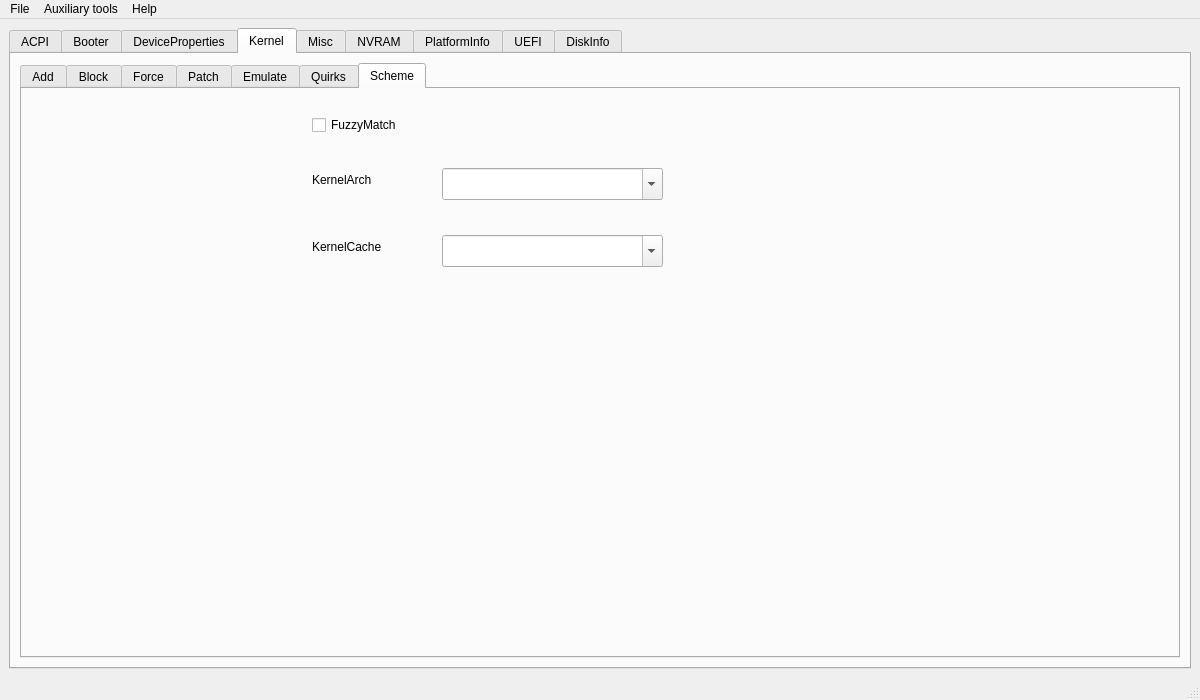
Qt form mainwindow.ui (ic005k/OCAuxiliaryTools) before a commit.
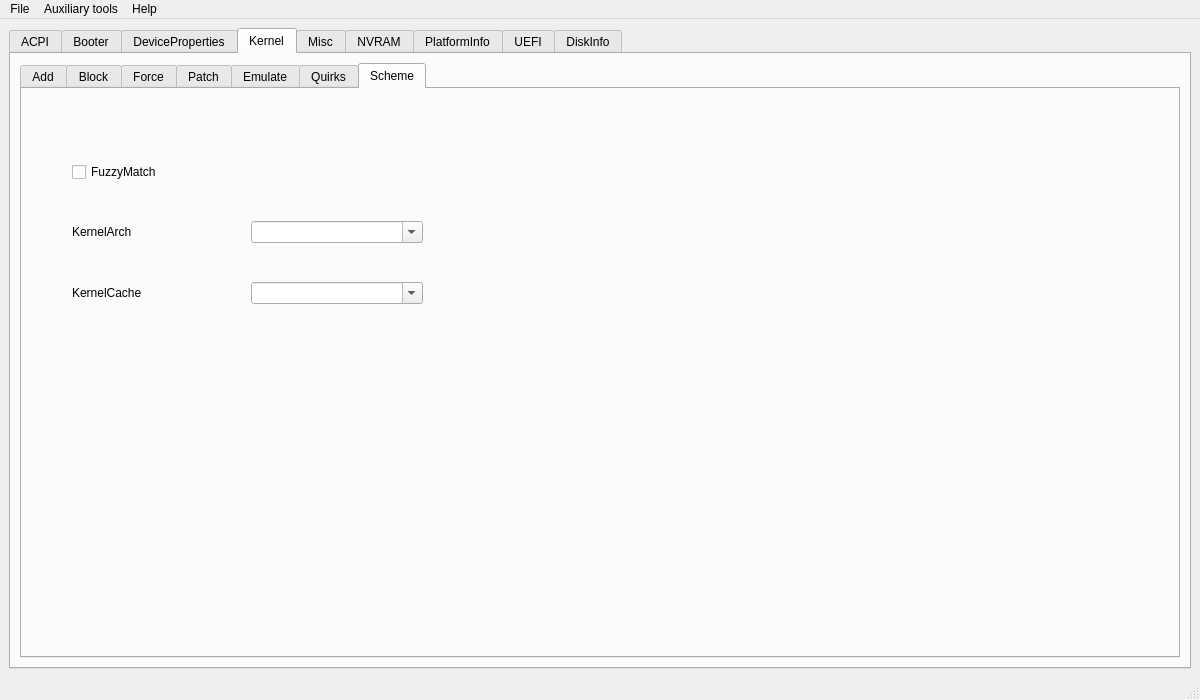
The same form after that commit. The open tabs and pages were chosen to show the change. Icons and pictures are not drawn.

```diff
--- a/mainwindow.ui
+++ b/mainwindow.ui
@@ -2170,15 +2170,18 @@
            <attribute name="title">
             <string>Scheme</string>
            </attribute>
+           <widget class="QWidget" name="gridLayoutWidget_4">
+            <property name="geometry">
+             <rect>
+              <x>50</x>
+              <y>40</y>
+              <width>351</width>
+              <height>211</height>
+             </rect>
+            </property>
+            <layout class="QGridLayout" name="gridLayout_60">
+             <item row="0" column="0">
            <widget class="QCheckBox" name="chkFuzzyMatch">
-            <property name="geometry">
-             <rect>
-              <x>290</x>
-              <y>26</y>
-              <width>99</width>
-              <height>20</height>
-             </rect>
-            </property>
             <property name="toolTip">
              <string>On macOS 10.6 and earlier kernelcache filename has a checksum, which essentially is adler32 from SMBIOS
 product name and EfiBoot device path. On certain firmwares EfiBoot device path differs between UEFI and
@@ -2193,15 +2196,24 @@
              <string>FuzzyMatch</string>
             </property>
            </widget>
+             </item>
+             <item row="5" column="0">
+              <widget class="QLabel" name="label_42">
+               <property name="toolTip">
+                <string>Different variants of macOS support different kernel caching variants designed to improve boot performance. This
+setting allows to prevent using faster kernel caching variants if slower variants are available for debugging and
+stability reasons. I.e. by specifying Mkext one will disable Prelinked for e.g. 10.6 but not 10.7.</string>
+               </property>
+               <property name="statusTip">
+                <string> Prefer specified kernel cache type (Auto, Cacheless, Mkext, Prelinked) when available.</string>
+               </property>
+               <property name="text">
+                <string>KernelCache</string>
+               </property>
+              </widget>
+             </item>
+             <item row="4" column="0">
            <widget class="QLabel" name="label_43">
-            <property name="geometry">
-             <rect>
-              <x>290</x>
-              <y>83</y>
-              <width>101</width>
-              <height>16</height>
-             </rect>
-            </property>
             <property name="toolTip">
              <string>On macOS 10.7 and earlier XNU kernel can boot with architectures different from the usual x86_64. This setting
 will use the specified architecture to boot macOS when it is supported by the macOS and the configuration:
@@ -2220,52 +2232,22 @@
              <string>KernelArch</string>
             </property>
            </widget>
+             </item>
+             <item row="4" column="1">
            <widget class="QComboBox" name="cboxKernelArch">
-            <property name="geometry">
-             <rect>
-              <x>420</x>
-              <y>79</y>
-              <width>221</width>
-              <height>32</height>
-             </rect>
-            </property>
             <property name="editable">
              <bool>true</bool>
             </property>
            </widget>
-           <widget class="QLabel" name="label_42">
-            <property name="geometry">
-             <rect>
-              <x>290</x>
-              <y>150</y>
-              <width>111</width>
-              <height>16</height>
-             </rect>
-            </property>
-            <property name="toolTip">
-             <string>Different variants of macOS support different kernel caching variants designed to improve boot performance. This
-setting allows to prevent using faster kernel caching variants if slower variants are available for debugging and
-stability reasons. I.e. by specifying Mkext one will disable Prelinked for e.g. 10.6 but not 10.7.</string>
-            </property>
-            <property name="statusTip">
-             <string> Prefer specified kernel cache type (Auto, Cacheless, Mkext, Prelinked) when available.</string>
-            </property>
-            <property name="text">
-             <string>KernelCache</string>
-            </property>
-           </widget>
+             </item>
+             <item row="5" column="1">
            <widget class="QComboBox" name="cboxKernelCache">
-            <property name="geometry">
-             <rect>
-              <x>420</x>
-              <y>146</y>
-              <width>221</width>
-              <height>32</height>
-             </rect>
-            </property>
             <property name="editable">
              <bool>true</bool>
             </property>
+              </widget>
+             </item>
+            </layout>
            </widget>
           </widget>
          </widget>
```
Left out of the diff: 5 changed lines with no effect on the pictures. Lines whose indentation alone changed are shown as unchanged.
